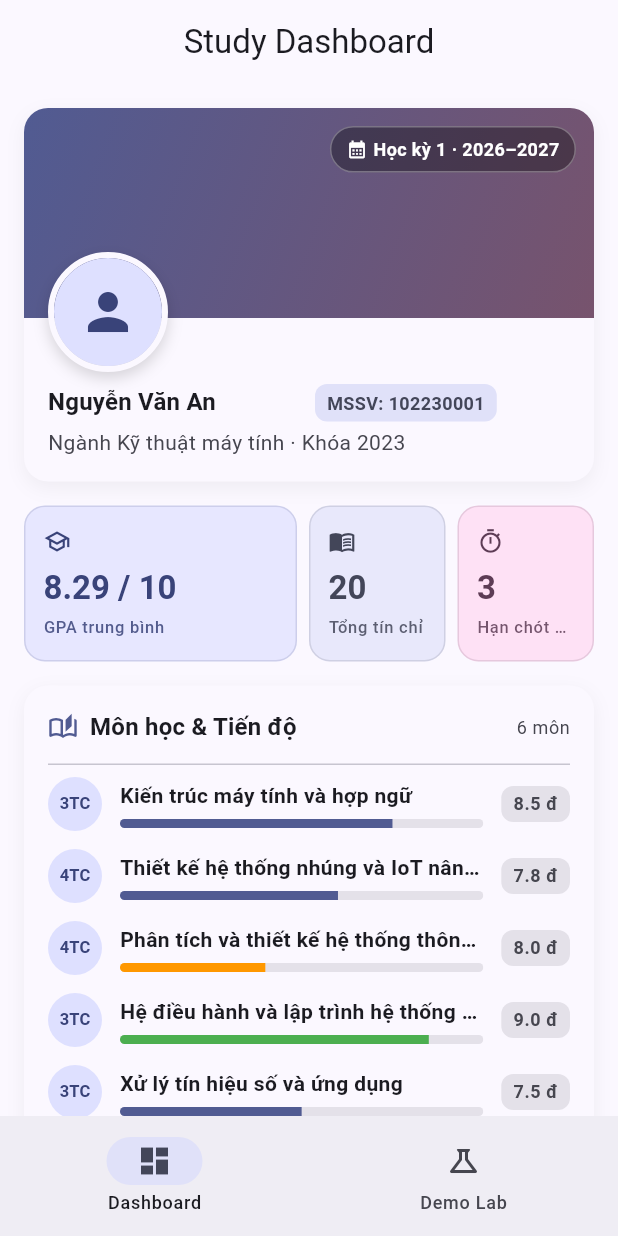
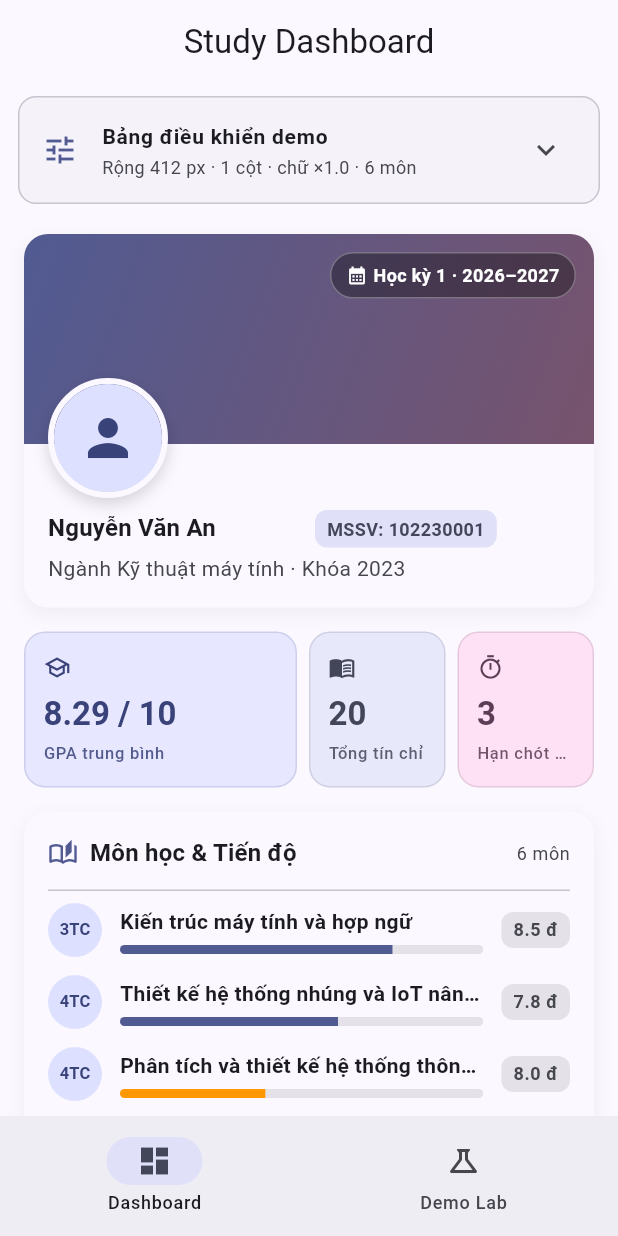
Before and after one commit to cityengin/study-dashboard, a Flutter app: the screen it shows after launch, on a phone screen of 412 x 824 dp. Run offline on Flutter 3.47's test engine with Material 3 defaults, Android fonts, the phone set to English and light mode, and no system bars.

Commit message:
feat(dashboard): bảng điều khiển demo và khung xem trước (chiều rộng, font scale)

```diff
--- a/lib/screens/dashboard/dashboard_screen.dart
+++ b/lib/screens/dashboard/dashboard_screen.dart
@@ -1,9 +1,31 @@
 import 'package:flutter/material.dart';
 import '../../data/mock_data.dart';
+import '../../models/study_models.dart';
 import 'widgets/dashboard_body.dart';
+import 'widgets/demo_control_panel.dart';
+import 'widgets/preview_frame.dart';
 
-class DashboardScreen extends StatelessWidget {
+class DashboardScreen extends StatefulWidget {
   const DashboardScreen({super.key});
+
+  @override
+  State<DashboardScreen> createState() => _DashboardScreenState();
+}
+
+class _DashboardScreenState extends State<DashboardScreen> {
+  bool _simulateWidth = false;
+  double _simWidth = 411.0;
+  double _fontScale = 1.0;
+  late List<Course> _courses;
+  late List<Deadline> _deadlines;
+
+  @override
+  void initState() {
+    super.initState();
+    // Luôn làm việc trên bản sao danh sách dữ liệu giả định
+    _courses = List.of(mockCourses);
+    _deadlines = List.of(mockDeadlines);
+  }
 
   @override
   Widget build(BuildContext context) {
@@ -12,9 +34,54 @@ class DashboardScreen extends StatelessWidget {
         title: const Text('Study Dashboard'),
         centerTitle: true,
       ),
-      body: const DashboardBody(
-        courses: mockCourses,
-        deadlines: mockDeadlines,
+      // [LayoutBuilder] Xác định chiều rộng khả dụng của màn hình để tính toán chiều rộng hiệu lực và số cột hiển thị
+      body: LayoutBuilder(
+        builder: (BuildContext context, BoxConstraints constraints) {
+          final double effectiveWidth = _simulateWidth ? _simWidth : constraints.maxWidth;
+          final int columnCount = effectiveWidth >= dashboardWideBreakpoint ? 2 : 1;
+
+          return Column(
+            children: [
+              // Bảng điều khiển demo độc lập không bị ảnh hưởng bởi font scale của khung xem trước
+              DemoControlPanel(
+                simulateWidth: _simulateWidth,
+                simWidth: _simWidth,
+                fontScale: _fontScale,
+                courseCount: _courses.length,
+                columnCount: columnCount,
+                effectiveWidth: effectiveWidth,
+                onSimulateWidthChanged: (bool value) {
+                  setState(() {
+                    _simulateWidth = value;
+                  });
+                },
+                onSimWidthChanged: (double value) {
+                  setState(() {
+                    _simWidth = value;
+                  });
+                },
+                onFontScaleChanged: (double value) {
+                  setState(() {
+                    _fontScale = value;
+                  });
+                },
+              ),
+
+              // [Expanded] Khung xem trước chiếm toàn bộ không gian còn lại và áp dụng mô phỏng kích thước, font scale
+              Expanded(
+                child: PreviewFrame(
+                  simulate: _simulateWidth,
+                  width: _simWidth,
+                  fontScale: _fontScale,
+                  child: DashboardBody(
+                    courses: _courses,
+                    deadlines: _deadlines,
+                  ),
+                ),
+              ),
+            ],
+          );
+        },
       ),
     );
   }
--- a/lib/screens/dashboard/widgets/dashboard_body.dart
+++ b/lib/screens/dashboard/widgets/dashboard_body.dart
@@ -4,6 +4,9 @@ import 'course_list.dart';
 import 'deadline_list.dart';
 import 'profile_banner.dart';
 import 'stats_row.dart';
+
+// Ngưỡng phân chia bố cục 1 cột và 2 cột (màn hình rộng >= 600)
+const double dashboardWideBreakpoint = 600.0;
 
 class DashboardBody extends StatelessWidget {
   final List<Course> courses;
@@ -20,7 +23,7 @@ class DashboardBody extends StatelessWidget {
     // [LayoutBuilder] CHỈ dùng constraints.maxWidth từ LayoutBuilder để điều hướng bố cục responsive, KHÔNG dùng MediaQuery.size
     return LayoutBuilder(
       builder: (BuildContext context, BoxConstraints constraints) {
-        final isWideScreen = constraints.maxWidth >= 600;
+        final isWideScreen = constraints.maxWidth >= dashboardWideBreakpoint;
 
         // [SingleChildScrollView] Cho phép cuộn trang linh hoạt tránh lỗi tràn không gian chiều dọc
         return SingleChildScrollView(
@@ -39,7 +42,7 @@ class DashboardBody extends StatelessWidget {
               ),
               const SizedBox(height: 16),
 
-              // Bố cục phân nhánh theo độ rộng màn hình (ngưỡng 600)
+              // Bố cục phân nhánh theo độ rộng màn hình (ngưỡng dashboardWideBreakpoint = 600)
               if (!isWideScreen) ...[
                 // Dưới 600: Xếp dọc 1 cột (Môn học rồi đến Hạn chót)
                 CourseList(courses: courses),
--- /dev/null
+++ b/lib/screens/dashboard/widgets/demo_control_panel.dart
@@ -0,0 +1,163 @@
+import 'package:flutter/material.dart';
+
+class DemoControlPanel extends StatelessWidget {
+  final bool simulateWidth;
+  final double simWidth;
+  final double fontScale;
+  final int courseCount;
+  final int columnCount;
+  final double effectiveWidth;
+  final ValueChanged<bool> onSimulateWidthChanged;
+  final ValueChanged<double> onSimWidthChanged;
+  final ValueChanged<double> onFontScaleChanged;
+
+  const DemoControlPanel({
+    super.key,
+    required this.simulateWidth,
+    required this.simWidth,
+    required this.fontScale,
+    required this.courseCount,
+    required this.columnCount,
+    required this.effectiveWidth,
+    required this.onSimulateWidthChanged,
+    required this.onSimWidthChanged,
+    required this.onFontScaleChanged,
+  });
+
+  @override
+  Widget build(BuildContext context) {
+    final theme = Theme.of(context);
+
+    return Card(
+      elevation: 0,
+      margin: const EdgeInsets.fromLTRB(12, 8, 12, 4),
+      shape: RoundedRectangleBorder(
+        borderRadius: BorderRadius.circular(12),
+        side: BorderSide(color: theme.colorScheme.outlineVariant),
+      ),
+      color: theme.colorScheme.surfaceContainerLow,
+      child: ExpansionTile(
+        initiallyExpanded: false,
+        shape: const Border(),
+        collapsedShape: const Border(),
+        leading: Icon(Icons.tune, color: theme.colorScheme.primary),
+        title: const Text(
+          'Bảng điều khiển demo',
+          style: TextStyle(fontWeight: FontWeight.bold, fontSize: 14),
+        ),
+        subtitle: Text(
+          'Rộng ${effectiveWidth.round()} px · $columnCount cột · chữ ×${fontScale.toStringAsFixed(1)} · $courseCount môn',
+          style: TextStyle(fontSize: 12, color: theme.colorScheme.onSurfaceVariant),
+        ),
+        childrenPadding: const EdgeInsets.fromLTRB(16, 0, 16, 12),
+        children: [
+          const Divider(height: 1),
+          const SizedBox(height: 8),
+
+          // [Wrap] Tự động xuống dòng Switch và nhãn mô phỏng chiều rộng
+          Wrap(
+            spacing: 8,
+            runSpacing: 4,
+            crossAxisAlignment: WrapCrossAlignment.center,
+            children: [
+              Text(
+                'Mô phỏng chiều rộng:',
+                style: theme.textTheme.bodyMedium?.copyWith(fontWeight: FontWeight.w600),
+              ),
+              Switch(
+                key: const Key('sim_switch'),
+                value: simulateWidth,
+                onChanged: onSimulateWidthChanged,
+              ),
+              Text(
+                simulateWidth ? '${simWidth.round()} px' : 'Tắt (chiều rộng thật)',
+                style: TextStyle(
+                  fontSize: 12,
+                  color: simulateWidth ? theme.colorScheme.primary : theme.colorScheme.outline,
+                  fontWeight: FontWeight.w500,
+                ),
+              ),
+            ],
+          ),
+
+          // Slider điều chỉnh chiều rộng mô phỏng (280 - 900)
+          Slider(
+            key: const Key('width_slider'),
+            value: simWidth.clamp(280.0, 900.0),
+            min: 280,
+            max: 900,
+            divisions: 62,
+            label: '${simWidth.round()} px',
+            onChanged: simulateWidth ? onSimWidthChanged : null,
+          ),
+
+          // [Wrap] Tự động xuống dòng 3 ActionChip mốc nhanh tránh tràn layout ở màn hình hẹp (320px)
+          Wrap(
+            spacing: 8,
+            runSpacing: 6,
+            children: [
+              ActionChip(
+                label: const Text('360 (điện thoại)'),
+                avatar: const Icon(Icons.phone_android, size: 16),
+                onPressed: () {
+                  onSimulateWidthChanged(true);
+                  onSimWidthChanged(360.0);
+                },
+              ),
+              ActionChip(
+                label: const Text('600 (ngưỡng)'),
+                avatar: const Icon(Icons.view_column, size: 16),
+                onPressed: () {
+                  onSimulateWidthChanged(true);
+                  onSimWidthChanged(600.0);
+                },
+              ),
+              ActionChip(
+                label: const Text('800 (máy tính bảng)'),
+                avatar: const Icon(Icons.tablet_android, size: 16),
+                onPressed: () {
+                  onSimulateWidthChanged(true);
+                  onSimWidthChanged(800.0);
+                },
+              ),
+            ],
+          ),
+
+          const SizedBox(height: 12),
+          const Divider(height: 1),
+          const SizedBox(height: 8),
+
+          // [Wrap] Điều khiển tỷ lệ chữ (font scale 0.8 - 2.0)
+          Wrap(
+            spacing: 8,
+            runSpacing: 4,
+            crossAxisAlignment: WrapCrossAlignment.center,
+            children: [
+              Text(
+                'Cỡ chữ (Font scale):',
+                style: theme.textTheme.bodyMedium?.copyWith(fontWeight: FontWeight.w600),
+              ),
+              Text(
+                '×${fontScale.toStringAsFixed(1)}',
+                style: TextStyle(
+                  fontWeight: FontWeight.bold,
+                  color: theme.colorScheme.primary,
+                ),
+              ),
+            ],
+          ),
+
+          Slider(
+            key: const Key('font_slider'),
+            value: fontScale.clamp(0.8, 2.0),
+            min: 0.8,
+            max: 2.0,
+            divisions: 12,
+            label: '×${fontScale.toStringAsFixed(1)}',
+            onChanged: onFontScaleChanged,
+          ),
+        ],
+      ),
+    );
+  }
+}
--- /dev/null
+++ b/lib/screens/dashboard/widgets/preview_frame.dart
@@ -0,0 +1,89 @@
+import 'package:flutter/material.dart';
+
+class PreviewFrame extends StatelessWidget {
+  final bool simulate;
+  final double width;
+  final double fontScale;
+  final Widget child;
+
+  const PreviewFrame({
+    super.key,
+    required this.simulate,
+    required this.width,
+    required this.fontScale,
+    required this.child,
+  });
+
+  @override
+  Widget build(BuildContext context) {
+    // [MediaQuery + textScaler] Bọc khung xem trước bằng MediaQuery để mô phỏng tỷ lệ fontScale mà không ảnh hưởng bảng điều khiển
+    final scaledChild = MediaQuery(
+      data: MediaQuery.of(context).copyWith(
+        textScaler: TextScaler.linear(fontScale),
+      ),
+      child: child,
+    );
+
+    // Khi không bật mô phỏng chiều rộng, child chiếm toàn bộ chiều rộng thực tế
+    if (!simulate) {
+      return scaledChild;
+    }
+
+    // [LayoutBuilder] Nhận biết chiều rộng khả dụng của khung nhìn để quyết định căn giữa hay cho phép cuộn ngang
+    return LayoutBuilder(
+      builder: (BuildContext context, BoxConstraints constraints) {
+        final availableWidth = constraints.maxWidth;
+        final theme = Theme.of(context);
+
+        // Khung mô phỏng có viền mỏng và nền nhận diện
+        final Widget framedChild = Container(
+          decoration: BoxDecoration(
+            color: theme.colorScheme.surface,
+            border: Border.all(
+              color: theme.colorScheme.outlineVariant,
+              width: 1.5,
+            ),
+            borderRadius: BorderRadius.circular(12),
+            boxShadow: [
+              BoxShadow(
+                color: Colors.black.withValues(alpha: 0.05),
+                blurRadius: 10,
+                offset: const Offset(0, 4),
+              ),
+            ],
+          ),
+          clipBehavior: Clip.antiAlias,
+          child: scaledChild,
+        );
+
+        if (width <= availableWidth) {
+          // [Center + SizedBox] Căn giữa khung mô phỏng kích thước cố định khi bề rộng nhỏ hơn hoặc bằng màn hình
+          return Container(
+            color: theme.colorScheme.surfaceContainerLowest,
+            padding: const EdgeInsets.symmetric(vertical: 8),
+            alignment: Alignment.center,
+            child: SizedBox(
+              width: width,
+              height: constraints.maxHeight,
+              child: framedChild,
+            ),
+          );
+        } else {
+          // [SingleChildScrollView ngang] Cho phép cuộn ngang khi mô phỏng chiều rộng lớn hơn màn hình thực tế (như xem 2 cột trên điện thoại)
+          return Container(
+            color: theme.colorScheme.surfaceContainerLowest,
+            padding: const EdgeInsets.symmetric(vertical: 8),
+            child: SingleChildScrollView(
+              scrollDirection: Axis.horizontal,
+              child: SizedBox(
+                width: width,
+                height: constraints.maxHeight,
+                child: framedChild,
+              ),
+            ),
+          );
+        }
+      },
+    );
+  }
+}
```
